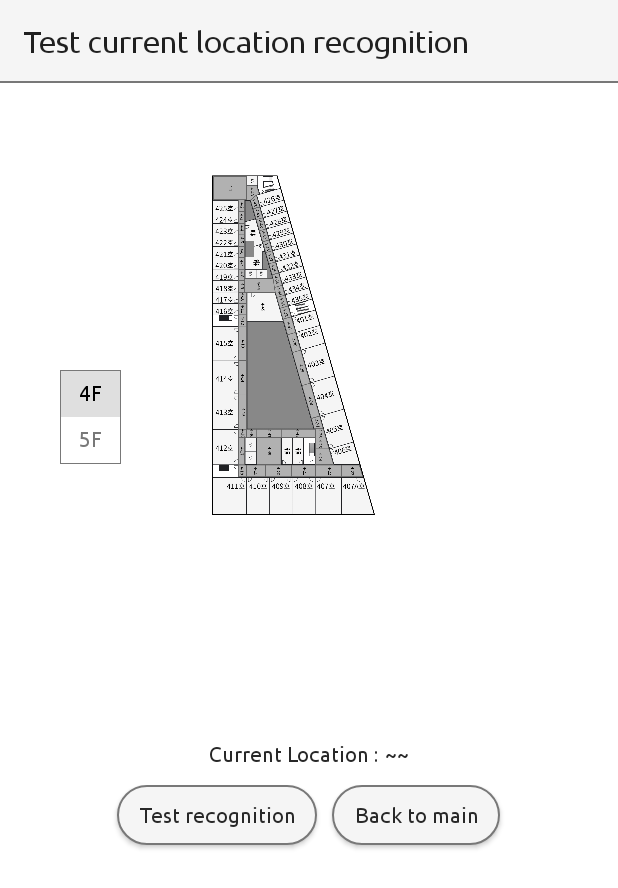
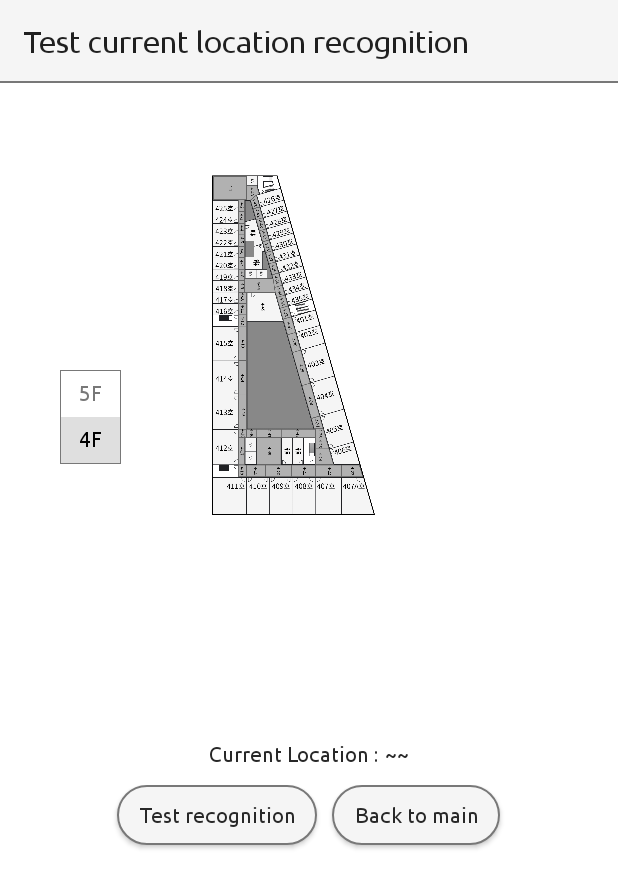
Before and after one commit to 23IoT-Team1/AdminAPP, an Android app: the TestActivity screen opened directly, with no data from a screen before it, on a phone screen of 412 x 824 dp. Shown: the top 888 px of the screen. Run offline under Robolectric (Android 15) with nearby library versions, the phone set to English and light mode, and no system bars.

Commit message:
4F 5F 버튼 위아래만 바꿈

```diff
--- a/app/src/main/res/layout/activity_test.xml
+++ b/app/src/main/res/layout/activity_test.xml
@@ -38,6 +38,15 @@
                 android:background="@drawable/radiogroup_background">
 
                 <RadioButton
+                    android:id="@+id/radioButton_5F"
+                    android:layout_width="wrap_content"
+                    android:layout_height="wrap_content"
+                    android:background="@drawable/selector_radio_button"
+                    android:button="@null"
+                    android:text="5F"
+                    android:textColor="@drawable/selector_radio_text" />
+
+                <RadioButton
                     android:id="@+id/radioButton_4F"
                     android:layout_width="wrap_content"
                     android:layout_height="wrap_content"
@@ -46,14 +55,6 @@
                     android:text="4F"
                     android:textColor="@drawable/selector_radio_text" />
 
-                <RadioButton
-                    android:id="@+id/radioButton_5F"
-                    android:layout_width="wrap_content"
-                    android:layout_height="wrap_content"
-                    android:background="@drawable/selector_radio_button"
-                    android:button="@null"
-                    android:text="5F"
-                    android:textColor="@drawable/selector_radio_text" />
             </RadioGroup>
 
             <ImageView
```
